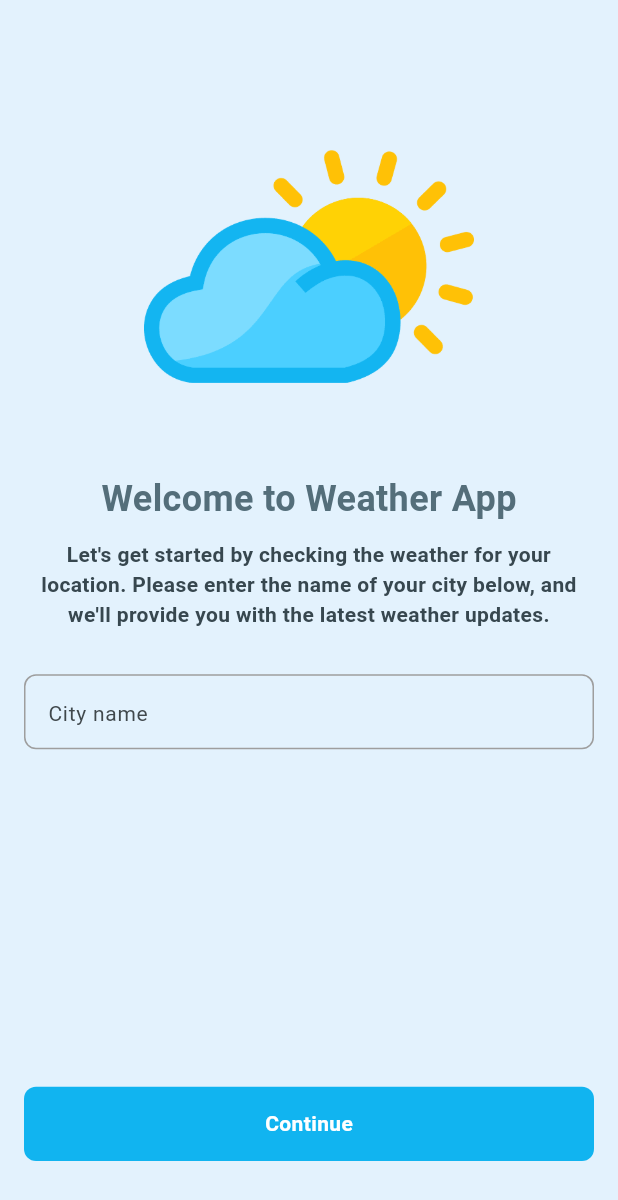
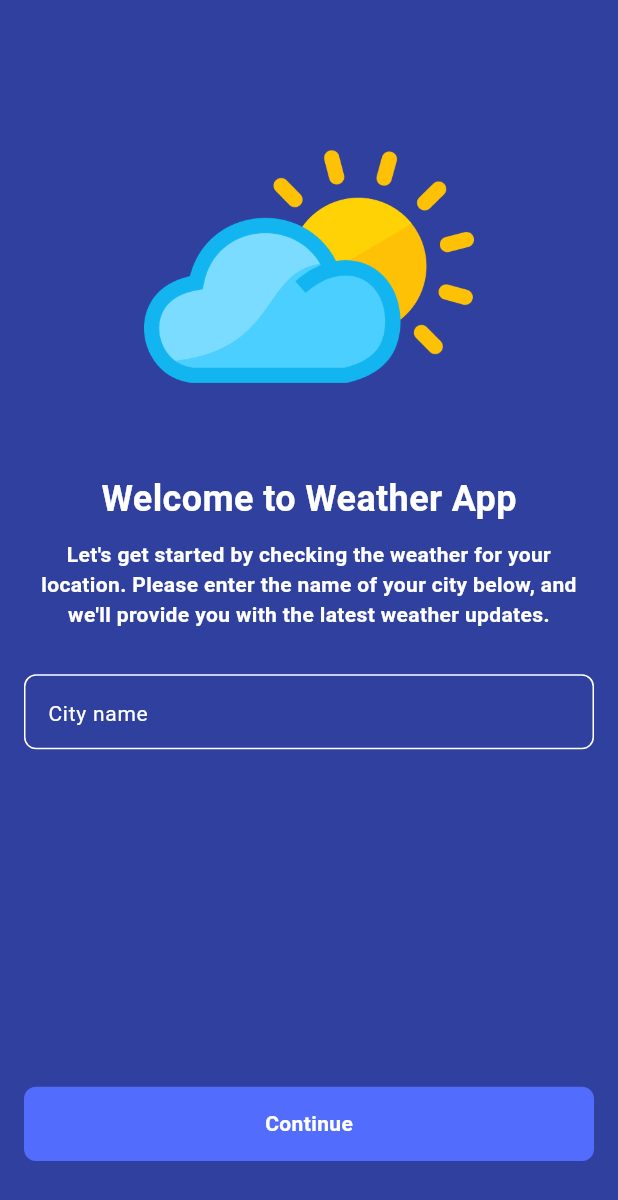
Before and after one commit to drinN1/weather_app, a Flutter app: the screen it shows after launch, after a tap on "Continue", on a phone screen of 412 x 824 dp. Shown: the top 1200 px of the screen. Run offline on Flutter 3.47's test engine with Material 3 defaults, Android fonts, the phone set to English and light mode, and no system bars; our stand-ins replace flutter_riverpod; missing offline and left inert: data_class_plugin; network calls fail.

Commit message:
Added home page design

```diff
--- a/weather_app/lib/common/widgets/app_button.dart
+++ b/weather_app/lib/common/widgets/app_button.dart
@@ -5,7 +5,7 @@ class AppButton extends ConsumerWidget {
   const AppButton({
     required this.onPressed,
     required this.buttonText,
-    this.buttonColor = const Color(0xff11B4F0),
+    this.buttonColor = const Color(0xff526DFD),
     this.textColor = Colors.white,
   });
   final VoidCallback onPressed;
--- a/weather_app/lib/common/widgets/app_text_field.dart
+++ b/weather_app/lib/common/widgets/app_text_field.dart
@@ -13,13 +13,16 @@ class AppTextField extends ConsumerWidget {
   @override
   Widget build(BuildContext context, WidgetRef ref) {
     return TextField(
+      cursorColor: Colors.white,
       enableSuggestions: false,
       autocorrect: false,
       controller: textController,
+      style: TextStyle(color: Colors.white),
       decoration: InputDecoration(
         hintText: hintText,
         hintStyle: const TextStyle(
           fontSize: 14,
+          color: Colors.white,
         ),
         floatingLabelBehavior: FloatingLabelBehavior.always,
         enabledBorder: OutlineInputBorder(
@@ -28,14 +31,14 @@ class AppTextField extends ConsumerWidget {
           ),
           borderSide: BorderSide(
             width: 1,
-            color: Colors.grey,
+            color: Colors.white,
           ),
         ),
         focusedBorder: OutlineInputBorder(
           borderRadius: BorderRadius.all(Radius.circular(8)),
           borderSide: BorderSide(
             width: 1,
-            color: Colors.grey[700]!,
+            color: Colors.white,
           ),
         ),
       ),
--- a/weather_app/lib/modules/welcome/welcome_screen.dart
+++ b/weather_app/lib/modules/welcome/welcome_screen.dart
@@ -2,6 +2,8 @@ import 'package:flutter/material.dart';
 import 'package:flutter_riverpod/flutter_riverpod.dart';
 import 'package:weather_app/common/widgets/app_button.dart';
 import 'package:weather_app/common/widgets/app_text_field.dart';
+import 'package:weather_app/modules/home/data/home_notifier.dart';
+import 'package:weather_app/modules/home/home_screen.dart';
 
 class WelcomeScreen extends ConsumerStatefulWidget {
   const WelcomeScreen({super.key});
@@ -14,7 +16,7 @@ class _HomeScreenState extends ConsumerState<WelcomeScreen> {
   @override
   Widget build(BuildContext context) {
     return Scaffold(
-      backgroundColor: Colors.blue[50],
+      backgroundColor: Color(0xff2F409E),
       body: Padding(
         padding: const EdgeInsets.only(
           top: 100,
@@ -43,7 +45,7 @@ class _HomeScreenState extends ConsumerState<WelcomeScreen> {
               style: TextStyle(
                 fontSize: 24,
                 fontWeight: FontWeight.bold,
-                color: Colors.blueGrey[600],
+                color: Colors.white,
               ),
             ),
             SizedBox(
@@ -54,7 +56,7 @@ class _HomeScreenState extends ConsumerState<WelcomeScreen> {
               style: TextStyle(
                 fontSize: 14,
                 fontWeight: FontWeight.bold,
-                color: Colors.blueGrey[800],
+                color: Colors.white,
               ),
               textAlign: TextAlign.center,
             ),
@@ -64,13 +66,22 @@ class _HomeScreenState extends ConsumerState<WelcomeScreen> {
             Container(
               height: 50,
               child: AppTextField(
-                textController: TextEditingController(),
+                textController: ref.watch(homeNotifier).cityName!,
                 hintText: 'City name',
               ),
             ),
             Spacer(),
             AppButton(
-              onPressed: () {},
+              onPressed: () {
+                ref
+                    .read(homeNotifier.notifier)
+                    .getCityWeather()
+                    .then((value) => Navigator.push(
+                          context,
+                          MaterialPageRoute(
+                              builder: (context) => const HomeScreen()),
+                        ));
+              },
               buttonText: 'Continue',
             )
           ],
--- a/weather_app/pubspec.yaml
+++ b/weather_app/pubspec.yaml
@@ -11,7 +11,8 @@ environment:
 dependencies:
   flutter:
     sdk: flutter
-  cupertino_icons: ^1.0.2
+
+  cupertino_icons: ^1.0.6
   flutter_riverpod: ^2.3.6
   data_class_plugin: ^0.2.1
   intl: any
```
Also changed, not shown: weather_app/lib/modules/home/data/home_notifier.dart (+36 -7 lines), weather_app/lib/modules/home/home_screen.dart (+149 -8 lines), weather_app/lib/modules/home/widgets/two_texts_row.dart (added, +42 -0 lines), weather_app/assets/images/clouds.png (added), weather_app/assets/images/rain.png (added), weather_app/assets/images/search.webp (added), weather_app/assets/images/snow.png (added).
